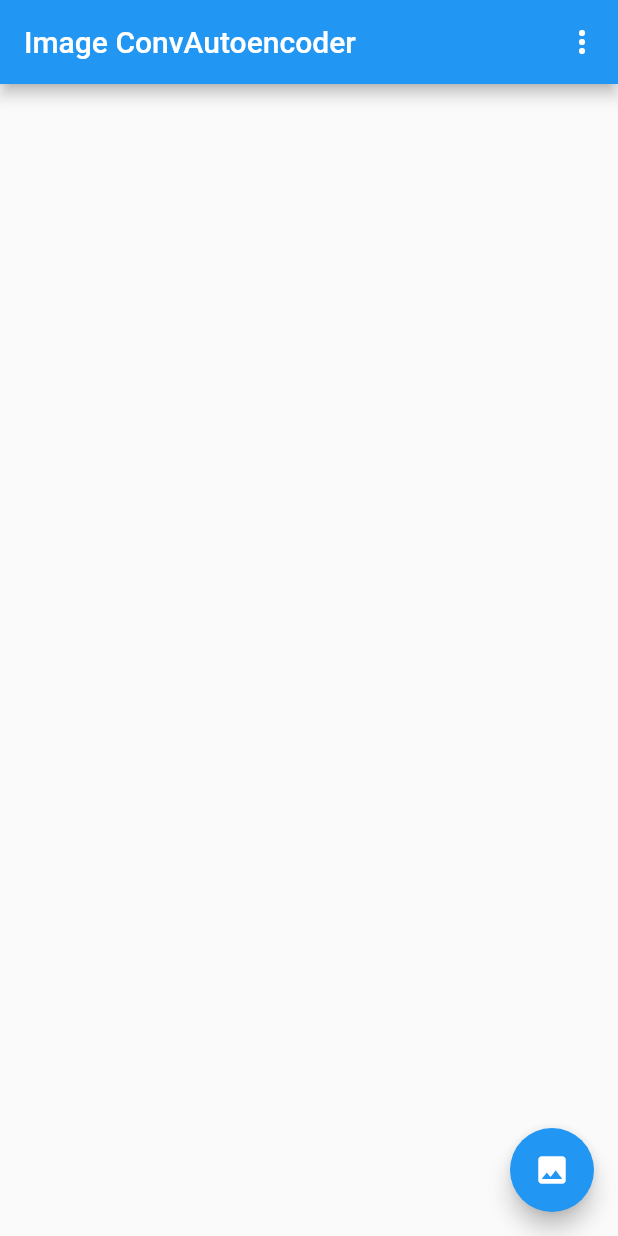
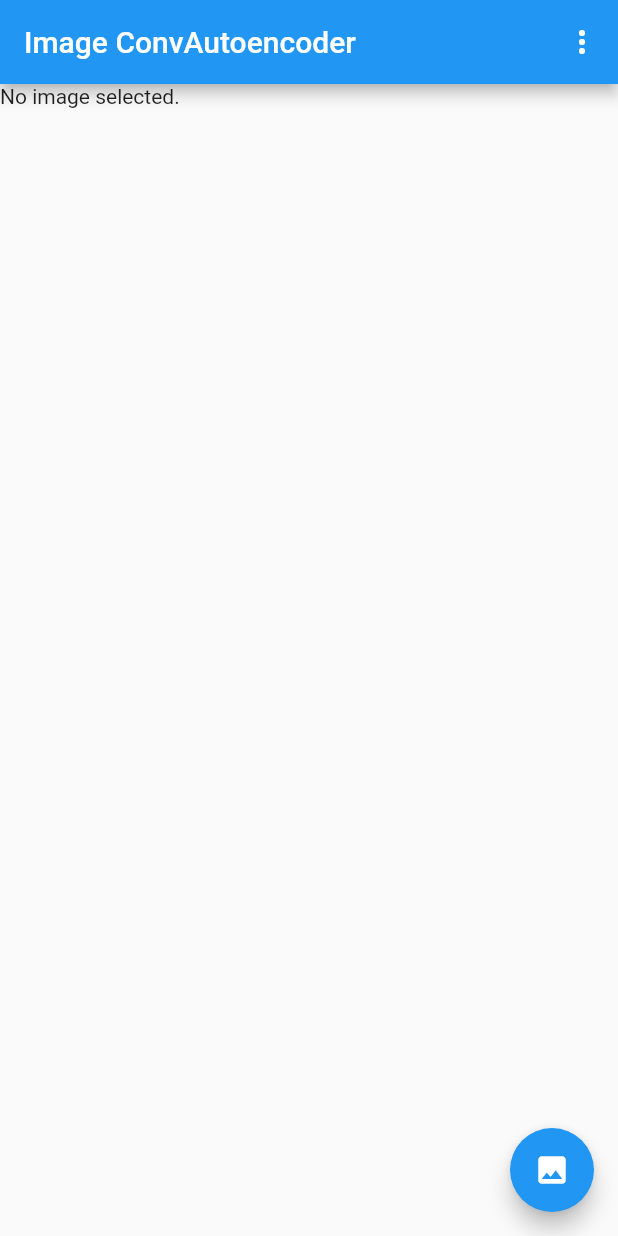
Before and after one commit to rkly/img_autoencoder, a Flutter app: the screen it shows after launch, on a phone screen of 412 x 824 dp. Run offline on Flutter 3.47's test engine with Material 2 defaults, Android fonts, the phone set to English and light mode, and no system bars; our stand-ins replace image_picker; missing offline and left inert: tflite.

Commit message:
show image

```diff
--- a/lib/main.dart
+++ b/lib/main.dart
@@ -2,6 +2,7 @@ import 'package:flutter/material.dart';
 import 'package:flutter/services.dart';
 import 'package:tflite/tflite.dart';
 import 'package:image_picker/image_picker.dart';
+import 'dart:io';
 
 void main() => runApp(App());
 
@@ -107,6 +108,7 @@ class _MyHomePageState extends State<MyHomePage> {
   @override
   Widget build(BuildContext context) {
     List<Widget> stackChildren = [];
+    Size size = MediaQuery.of(context).size;
 
     if (_busy) {
       stackChildren.add(const Opacity(
@@ -115,6 +117,13 @@ class _MyHomePageState extends State<MyHomePage> {
       ));
       stackChildren.add(const Center(child: CircularProgressIndicator()));
     }
+
+    stackChildren.add(Positioned(
+      top: 0.0,
+      left: 0.0,
+      width: size.width,
+      child: _image == null ? Text('No image selected.') : Image.file(File(_image.path)),
+    ));
 
     // This method is rerun every time setState is called, for instance as done
     // by the _incrementCounter method above.
```
